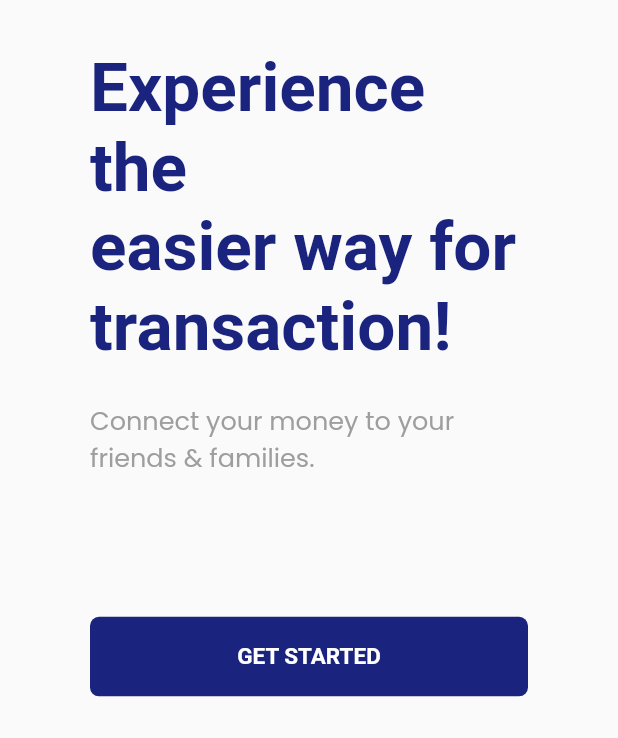
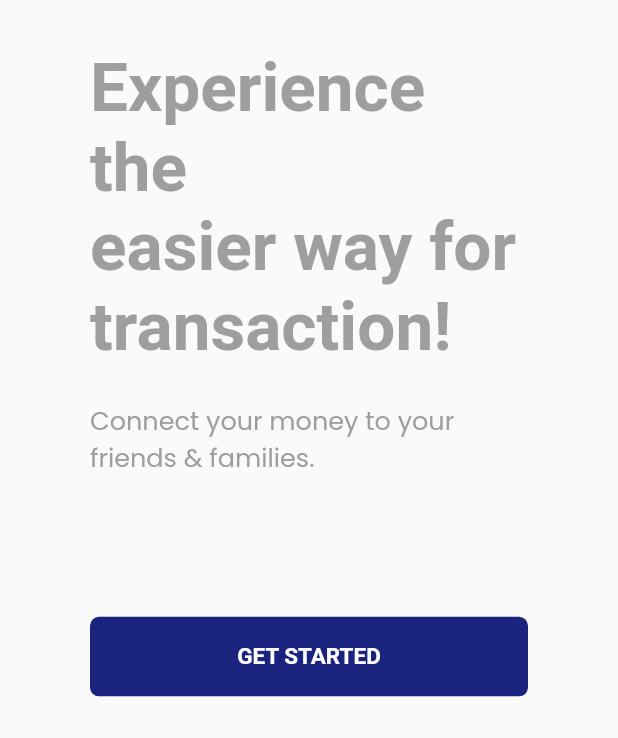
Before and after one commit to Mikhaael/piremit_app, a Flutter app: the WelcomeScreen screen opened by its route, on a phone screen of 412 x 824 dp, the part 498-1236 px from its top. Run offline on Flutter 3.47's test engine with Material 2 defaults, Android fonts, the light colour scheme and no system bars; our stand-ins replace flutter_riverpod, google_fonts.

Commit message:
Splash Screen and Welcome Screen completed

```diff
--- a/lib/piremit_theme.dart
+++ b/lib/piremit_theme.dart
@@ -8,7 +8,7 @@ class PiremitTheme {
       fontSize: 22.0, fontWeight: FontWeight.w600, color: kPrimaryColor
     ),
     headline1: GoogleFonts.titilliumWeb(
-      fontSize: 45.0, fontWeight: FontWeight.w600, color: kPrimaryColor
+      fontSize: 45.0, fontWeight: FontWeight.w600, color: kTextColor
     ),
     headline3: GoogleFonts.poppins(
       fontSize: 14.0, fontWeight: FontWeight.w400, color: kTextColor
```
